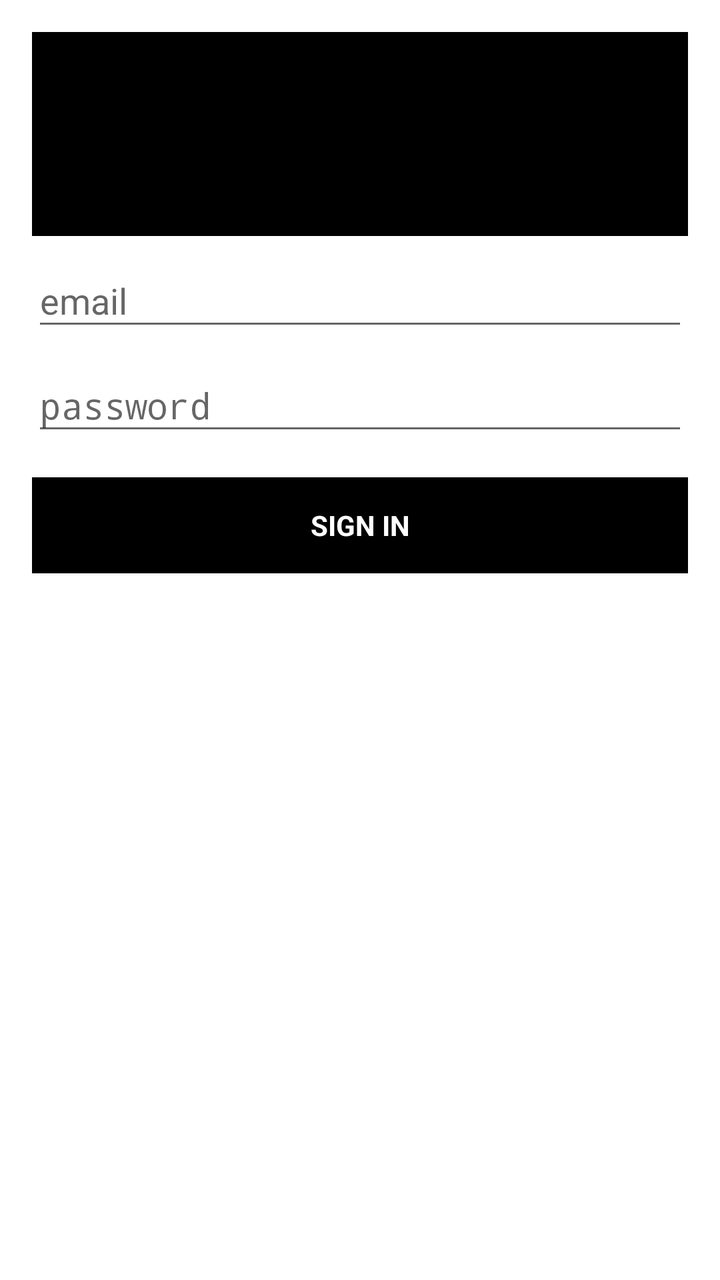
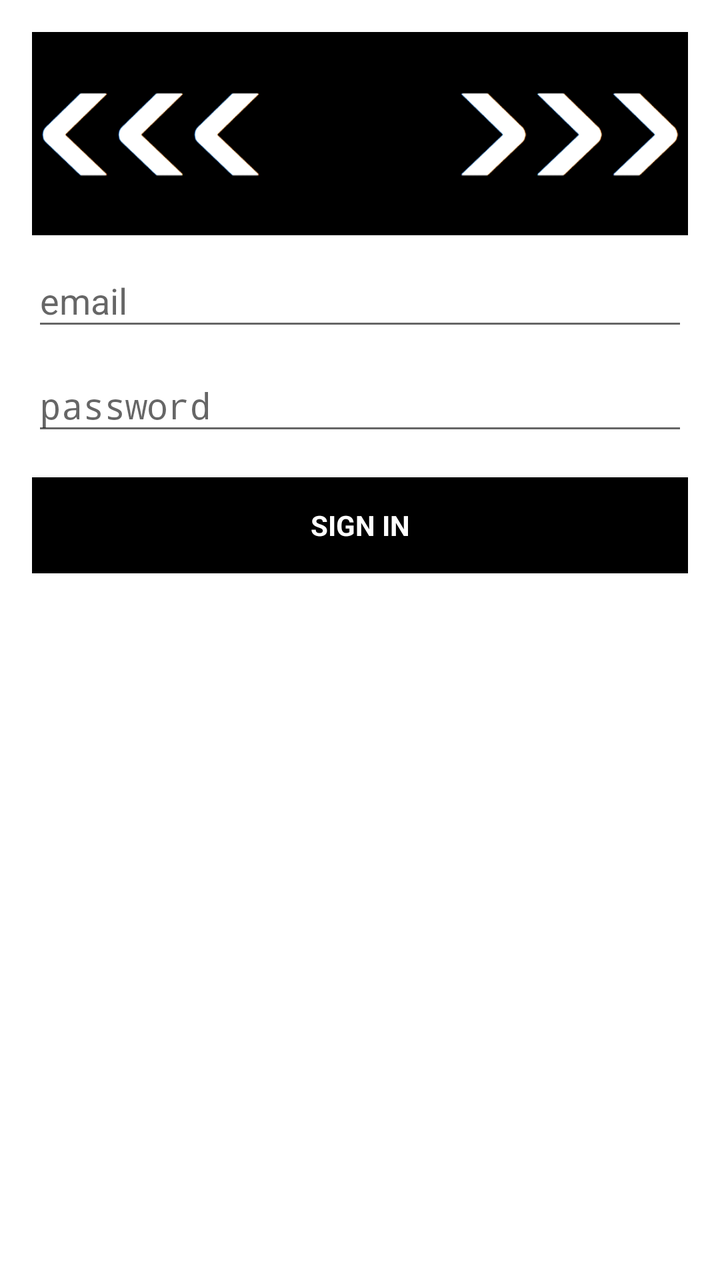

Compare the two renders of this Android layout. The source of the first and the diff that turns it into the second are given below.
<!-- AndroidManifest.xml: application theme AppTheme -->
<!-- res/layout/activity_login.xml -->
<?xml version="1.0" encoding="utf-8"?>
<LinearLayout xmlns:android="http://schemas.android.com/apk/res/android"
    xmlns:app="http://schemas.android.com/apk/res-auto"
    xmlns:tools="http://schemas.android.com/tools"
    android:layout_width="match_parent"
    android:layout_height="match_parent"
    android:background="@color/white"
    android:gravity="center_horizontal"
    android:orientation="vertical"
    android:paddingLeft="@dimen/activity_horizontal_margin"
    android:paddingTop="@dimen/activity_vertical_margin"
    android:paddingRight="@dimen/activity_horizontal_margin"
    android:paddingBottom="@dimen/activity_vertical_margin"
    tools:context=".LoginActivity">

    

    <ProgressBar
        android:id="@+id/login_progress"
        style="?android:attr/progressBarStyleLarge"
        android:layout_width="wrap_content"
        android:layout_height="wrap_content"
        android:layout_gravity="center"
        android:layout_marginBottom="8dp"
        android:foregroundGravity="top|center"
        android:indeterminateTint="@color/colorPrimary"
        android:visibility="gone" />

    <ScrollView
        android:id="@+id/login_form"
        android:layout_width="match_parent"
        android:layout_height="match_parent">

        <LinearLayout
            android:id="@+id/email_login_form"
            android:layout_width="match_parent"
            android:layout_height="wrap_content"
            android:orientation="vertical">

            <ImageView
                android:id="@+id/logoView"
                android:layout_width="match_parent"
                android:layout_height="102dp"
                android:background="@color/colorPrimary"
                android:contentDescription="@string/nav_header_desc"
                android:padding="@dimen/nav_header_vertical_spacing"
                android:paddingTop="@dimen/nav_header_vertical_spacing"
                app:srcCompat="@drawable/marcopolo" />

            <android.support.design.widget.TextInputLayout
                android:layout_width="match_parent"
                android:layout_height="wrap_content">

                <AutoCompleteTextView
                    android:id="@+id/email"
                    android:layout_width="match_parent"
                    android:layout_height="wrap_content"
                    android:textColorHint="@color/backgroundGray"
                    android:textColor="@color/colorPrimary"
                    android:hint="@string/prompt_email"
                    android:inputType="textEmailAddress"
                    android:maxLines="1"
                    android:singleLine="true" />

            </android.support.design.widget.TextInputLayout>

            <android.support.design.widget.TextInputLayout
                android:layout_width="match_parent"
                android:layout_height="wrap_content">

                <EditText
                    android:id="@+id/password"
                    android:layout_width="match_parent"
                    android:layout_height="wrap_content"
                    android:textColorHint="@color/backgroundGray"
                    android:textColor="@color/colorPrimary"
                    android:hint="@string/prompt_password"
                    android:imeActionId="6"
                    android:imeActionLabel="@string/action_sign_in_short"
                    android:imeOptions="actionUnspecified"
                    android:inputType="textPassword"
                    android:maxLines="1"
                    android:singleLine="true" />

            </android.support.design.widget.TextInputLayout>

            <Button
                android:id="@+id/email_sign_in_button"
                style="?android:textAppearanceSmall"
                android:layout_width="match_parent"
                android:layout_height="wrap_content"
                android:layout_marginTop="16dp"
                android:background="#000"
                android:textColor="@color/white"
                android:text="SIGN IN"
                android:textStyle="bold" />

        </LinearLayout>
    </ScrollView>

</LinearLayout>
<!-- resources referenced by this layout -->
<resources>
  <color name="backgroundGray">#696969</color>
  <color name="colorPrimary">#000000</color>
  <color name="white">#FFFFFF</color>color&gt;
  <dimen name="activity_horizontal_margin">16dp</dimen>
  <dimen name="activity_vertical_margin">16dp</dimen>
  <dimen name="nav_header_vertical_spacing">8dp</dimen>
  <!-- drawable marcopolo: png bitmap (drawable, 16986 bytes) -->
  <string name="action_sign_in_short">Sign in</string>
  <string name="nav_header_desc">Navigation header</string>
  <string name="prompt_email">email</string>
  <string name="prompt_password">password</string>
  <style name="AppTheme" parent="Theme.AppCompat.Light.DarkActionBar">
          
          <item name="colorPrimary">@color/colorPrimary</item>
          <item name="colorPrimaryDark">@color/colorPrimaryDark</item>
          <item name="colorAccent">@color/colorAccent</item>
      </style>
  <color name="colorPrimaryDark">#00574B</color>
  <color name="colorAccent">#FFFFFF</color>
</resources>

<!-- the commit's change to res/layout/activity_login.xml (unified diff, before → after) -->
@@ -41,7 +41,7 @@
                 android:id="@+id/logoView"
                 android:layout_width="match_parent"
                 android:layout_height="102dp"
-                android:background="@color/colorPrimary"
+                android:background="@drawable/logobackground"
                 android:contentDescription="@string/nav_header_desc"
                 android:padding="@dimen/nav_header_vertical_spacing"
                 android:paddingTop="@dimen/nav_header_vertical_spacing"
<!-- resource entries referenced after the edit -->
@@ -6,6 +6,7 @@
   <dimen name="activity_horizontal_margin">16dp</dimen>
   <dimen name="activity_vertical_margin">16dp</dimen>
   <dimen name="nav_header_vertical_spacing">8dp</dimen>
+  <!-- drawable logobackground: png bitmap (drawable, 13686 bytes) -->
   <!-- drawable marcopolo: png bitmap (drawable, 16986 bytes) -->
   <string name="action_sign_in_short">Sign in</string>
   <string name="nav_header_desc">Navigation header</string>
